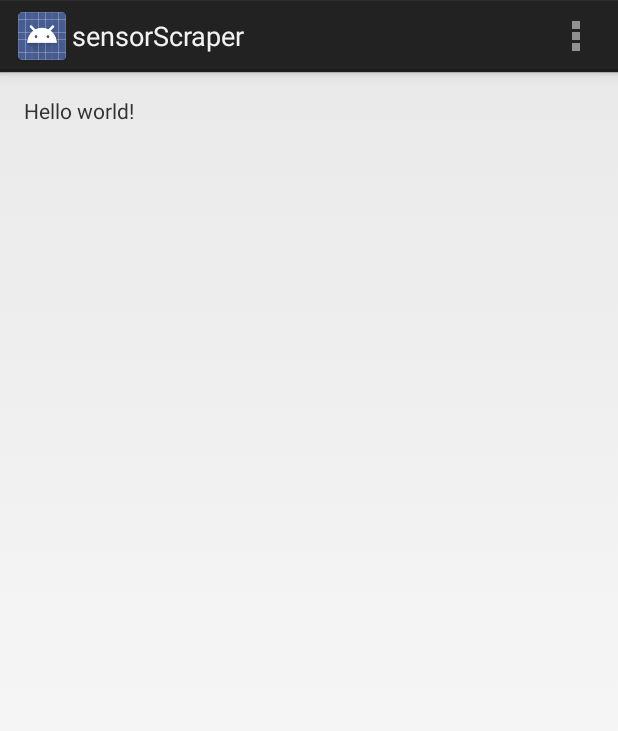
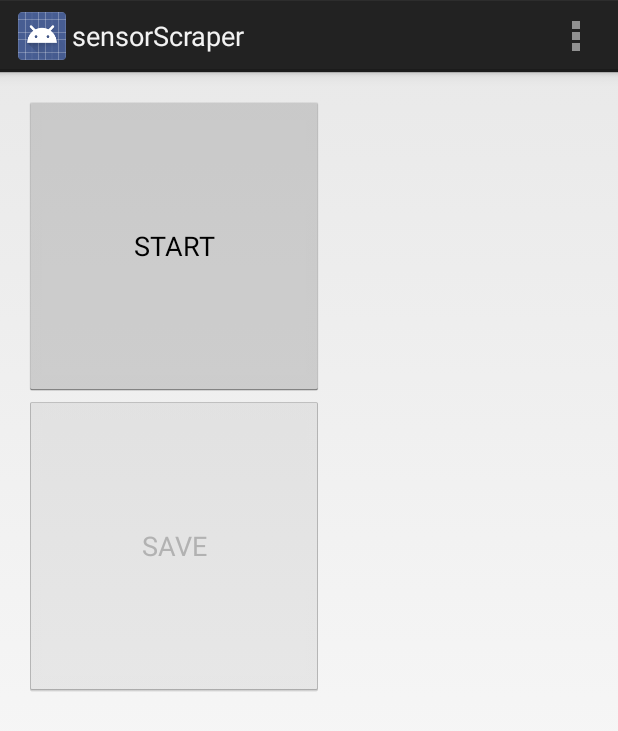
Before and after one commit to nutsiepully/rollingphones, an Android app: the screen it shows after launch (MainActivity), on a phone screen of 412 x 824 dp. Shown: the top 731 px of the screen. Run offline under Robolectric (Android 15) with nearby library versions, the phone set to English and light mode, and no system bars.

Commit message:
Adding functionality to save various sensor readings into memory. UI to start/stop added.

```diff
--- a/sensorScraperProject/sensorScraper/src/main/java/com/rollingphones/sensorscraper/MainActivity.java
+++ b/sensorScraperProject/sensorScraper/src/main/java/com/rollingphones/sensorscraper/MainActivity.java
@@ -7,21 +7,88 @@ import android.hardware.SensorEventListener;
 import android.hardware.SensorManager;
 import android.os.Bundle;
 import android.app.Activity;
-import android.os.Handler;
-import android.util.Log;
 import android.view.Menu;
+import android.view.View;
+import android.widget.Button;
 
-public class MainActivity extends Activity implements SensorEventListener {
+import java.util.ArrayList;
+import java.util.List;
+
+public class MainActivity extends Activity {
 
     private SensorManager mSensorManager;
-    private Sensor mSensor;
+
+    private Sensor mTotalAccelSensor;
+    private Sensor mGravitySensor;
+    private Sensor mLinearAccelSensor;
+    private Sensor mGyroSensor;
+
+    private MainActivity.SensorListener mTotalAccListener;
+    private MainActivity.SensorListener mGravityListener;
+    private MainActivity.SensorListener mLinearAccelListener;
+    private MainActivity.SensorListener mGyroListener;
+
+    private List<Reading> totalAccelerationReadings;
+    private List<Reading> gravityReadings;
+    private List<Reading> linearAccelerationReadings;
+    private List<Reading> gyroReadings;
+
+    private Button mWriteSensorDataButton;
+
+    class Reading {
+        float x;
+        float y;
+        float z;
+
+        public Reading(float[] values) {
+            this.x = values[0];
+            this.y = values[1];
+            this.z = values[2];
+        }
+    }
+
+    /*
+     * For a sampling rate of 50Hz, we take 50 readings per second. So to
+     * store data for 10 minutes, we need to store
+     *
+     *  10 * 60 * 50 = 30k readings.
+     *
+     * We store x,y,z for totalAccel, gravity, linearAccel, gyro. So we need
+     *
+     *  4 * 3 * 30k * 8 / (10 ^ 6) = 2.88 MB
+     *
+     *  So let's just store it in memory shall we :-)
+     */
+
+    /*
+     * Sampling Rate : 50Hz
+     * 1 / 50 * ( 10 ^ 6 ) = 20k microseconds
+     */
+    private int SAMPLING_RATE = 20000;
+
+    /*
+     * Number of readings to include in a window.
+     */
+    private int WINDOW_SIZE = 128;
+
+    /*
+     * Number of readings from previous window to
+     * incorporate into current window.
+     *  In percentage (0-100)
+     */
+    private int OVERLAP = 50;
 
     @Override
     protected void onCreate(Bundle savedInstanceState) {
         super.onCreate(savedInstanceState);
         setContentView(R.layout.activity_main);
 
-        scrapeSensor();
+        mWriteSensorDataButton = (Button)findViewById(R.id.writeSensorDataButton);
+
+        this.totalAccelerationReadings = new ArrayList<Reading>();
+        this.gravityReadings = new ArrayList<Reading>();
+        this.linearAccelerationReadings = new ArrayList<Reading>();
+        this.gyroReadings = new ArrayList<Reading>();
     }
 
 
@@ -32,24 +99,61 @@ public class MainActivity extends Activity implements SensorEventListener {
         return true;
     }
 
-    private void scrapeSensor() {
-        mSensorManager = (SensorManager) getSystemService(Context.SENSOR_SERVICE);
-        mSensor = mSensorManager.getDefaultSensor(Sensor.TYPE_ACCELEROMETER);
+    class SensorListener implements SensorEventListener {
+        private final List<Reading> readingList;
 
-        mSensorManager.registerListener(this, mSensor, SensorManager.SENSOR_DELAY_FASTEST);
+        public SensorListener(List<Reading> readingList) {
+            this.readingList = readingList;
+        }
+
+        @Override
+        public void onSensorChanged(SensorEvent event) {
+            this.readingList.add(new Reading(event.values));
+        }
+
+        @Override
+        public void onAccuracyChanged(Sensor sensor, int accuracy) {
+        }
     }
 
-    @Override
-    public void onSensorChanged(SensorEvent event) {
-        float x = event.values[0];
-        float y = event.values[1];
-        float z = event.values[2];
+    private void startScraping() {
+        mSensorManager = (SensorManager) getSystemService(Context.SENSOR_SERVICE);
 
-        Log.i("Accelerometer-X/Y/Z:", String.format("%f -- %f -- %f", x, y, z));
+        mTotalAccelSensor = mSensorManager.getDefaultSensor(Sensor.TYPE_ACCELEROMETER);
+        mTotalAccListener = new SensorListener(totalAccelerationReadings);
+        mSensorManager.registerListener(mTotalAccListener, mTotalAccelSensor, SAMPLING_RATE);
+
+        mGravitySensor = mSensorManager.getDefaultSensor(Sensor.TYPE_GRAVITY);
+        mGravityListener = new SensorListener(gravityReadings);
+        mSensorManager.registerListener(mGravityListener, mGravitySensor, SAMPLING_RATE);
+
+        mLinearAccelSensor = mSensorManager.getDefaultSensor(Sensor.TYPE_LINEAR_ACCELERATION);
+        mLinearAccelListener = new SensorListener(linearAccelerationReadings);
+        mSensorManager.registerListener(mLinearAccelListener, mLinearAccelSensor, SAMPLING_RATE);
+
+        mGyroSensor = mSensorManager.getDefaultSensor(Sensor.TYPE_GYROSCOPE);
+        mGyroListener = new SensorListener(gyroReadings);
+        mSensorManager.registerListener(mGyroListener, mGyroSensor, SAMPLING_RATE);
     }
 
-    @Override
-    public void onAccuracyChanged(Sensor sensor, int accuracy) {
+    public void startStopClick(View view) {
+        Button startStopButton = (Button) view;
+
+        if (startStopButton.getText().toString().equalsIgnoreCase("start")) {
+            startStopButton.setText("STOP");
+            startScraping();
+            mWriteSensorDataButton.setEnabled(false);
+        } else {
+            startStopButton.setText("START");
+            mWriteSensorDataButton.setEnabled(true);
+            stopScraping();
+        }
     }
 
+    private void stopScraping() {
+        mSensorManager.unregisterListener(mTotalAccListener);
+        mSensorManager.unregisterListener(mGravityListener);
+        mSensorManager.unregisterListener(mLinearAccelListener);
+        mSensorManager.unregisterListener(mGyroListener);
+    }
 }
--- a/sensorScraperProject/sensorScraper/src/main/res/layout/activity_main.xml
+++ b/sensorScraperProject/sensorScraper/src/main/res/layout/activity_main.xml
@@ -1,4 +1,4 @@
-<RelativeLayout xmlns:android="http://schemas.android.com/apk/res/android"
+<LinearLayout xmlns:android="http://schemas.android.com/apk/res/android"
     xmlns:tools="http://schemas.android.com/tools"
     android:layout_width="match_parent"
     android:layout_height="match_parent"
@@ -6,11 +6,24 @@
     android:paddingRight="@dimen/activity_horizontal_margin"
     android:paddingTop="@dimen/activity_vertical_margin"
     android:paddingBottom="@dimen/activity_vertical_margin"
+    android:orientation="vertical"
     tools:context=".MainActivity">
 
-    <TextView
-        android:layout_width="wrap_content"
-        android:layout_height="wrap_content"
-        android:text="@string/hello_world" />
+    <Button
+        android:id="@+id/startStopButton"
+        android:layout_width="200dp"
+        android:layout_height="200dp"
+        android:onClick="startStopClick"
+        android:text="START"
+        />
 
-</RelativeLayout>
+    <Button
+        android:id="@+id/writeSensorDataButton"
+        android:layout_width="200dp"
+        android:layout_height="200dp"
+        android:onClick="writeSensorData"
+        android:enabled="false"
+        android:text="SAVE"
+        />
+
+</LinearLayout>
```
